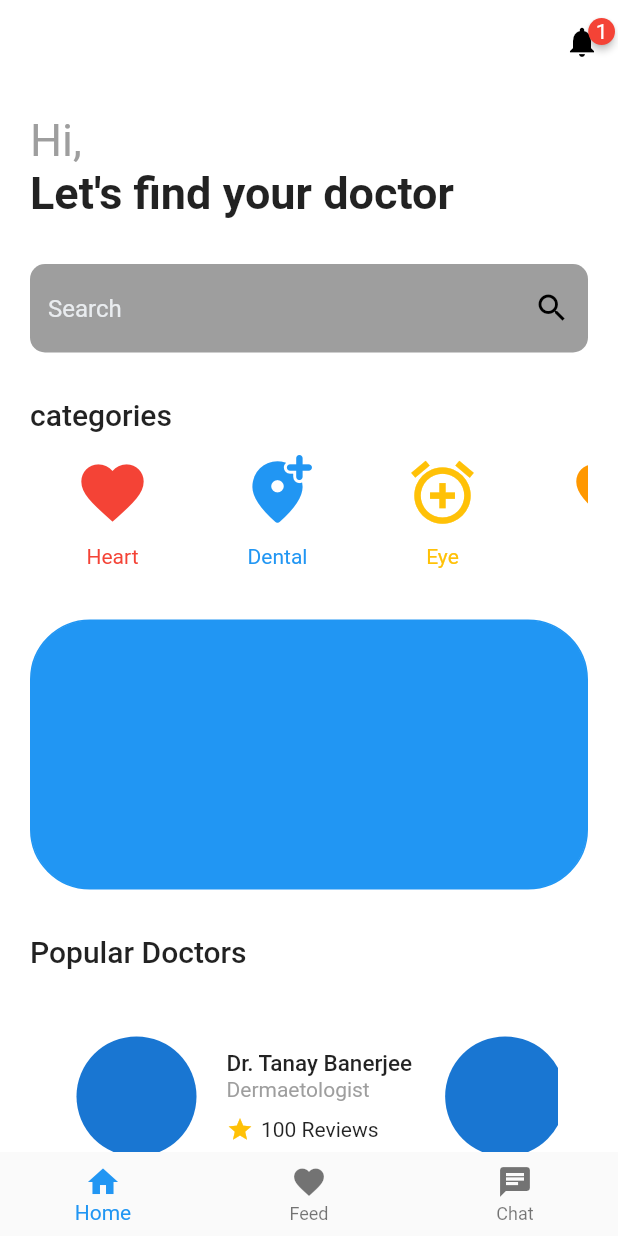
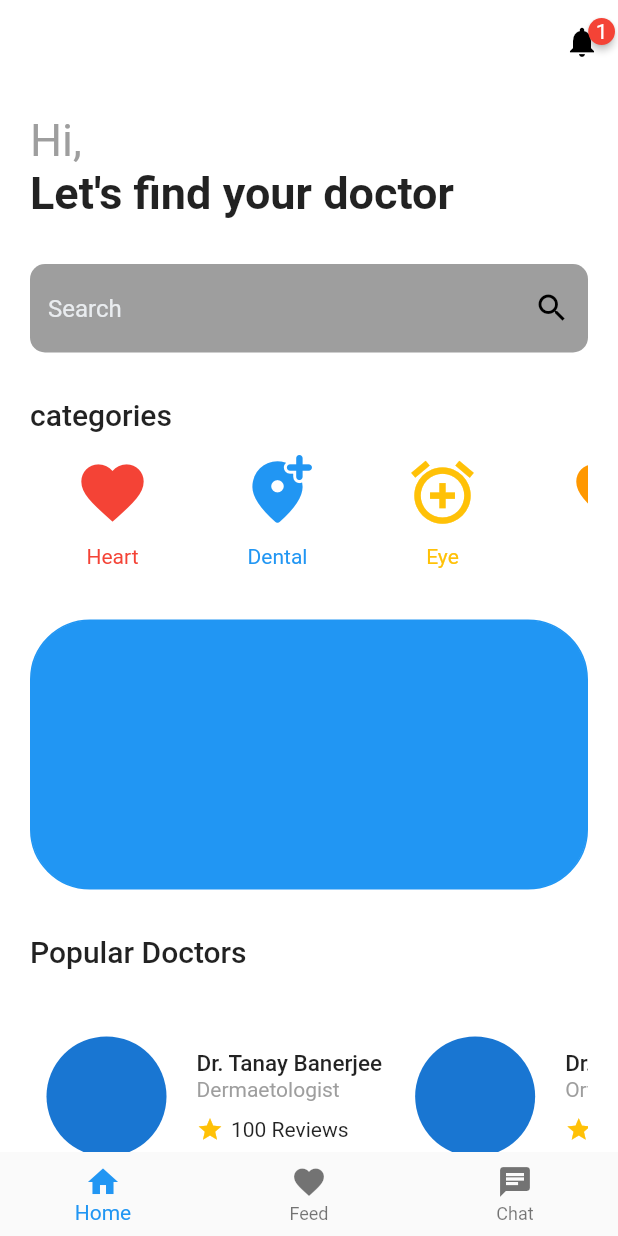
Before and after one commit to tanaybanerjeedeveloper/test2, a Flutter app: the screen it shows after launch, on a phone screen of 412 x 824 dp. Run offline on Flutter 3.47's test engine with Material 2 defaults, Android fonts, the phone set to English and light mode, and no system bars; drawn by our look-alikes of badges.

Commit message:
final commit

```diff
--- a/lib/widgets/doctors_list.dart
+++ b/lib/widgets/doctors_list.dart
@@ -6,7 +6,7 @@ class DoctorsList extends StatelessWidget {
   Widget build(BuildContext context) {
     return Container(
       height: 170,
-      padding: EdgeInsets.symmetric(vertical: 0, horizontal: 20.0),
+      // padding: EdgeInsets.symmetric(vertical: 0, horizontal: 20.0),
       color: Colors.white,
       child: ListView(
         scrollDirection: Axis.horizontal,
```
